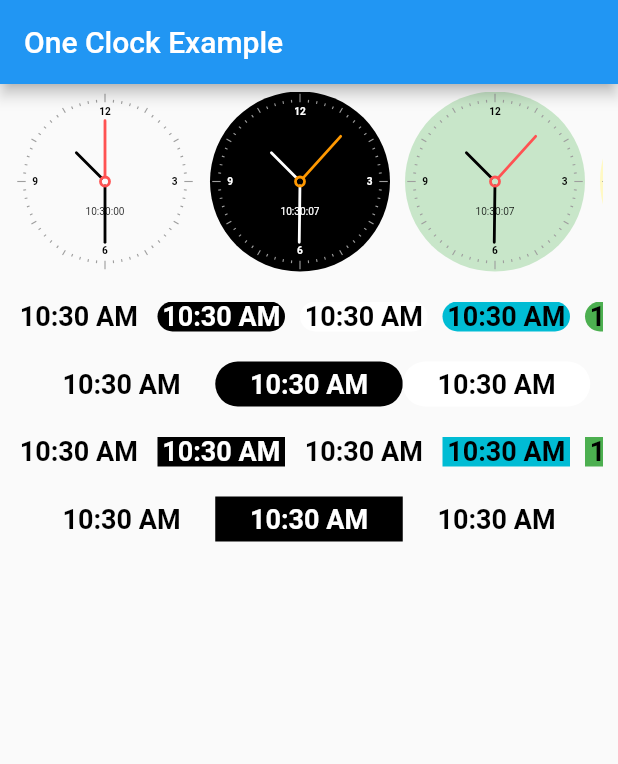
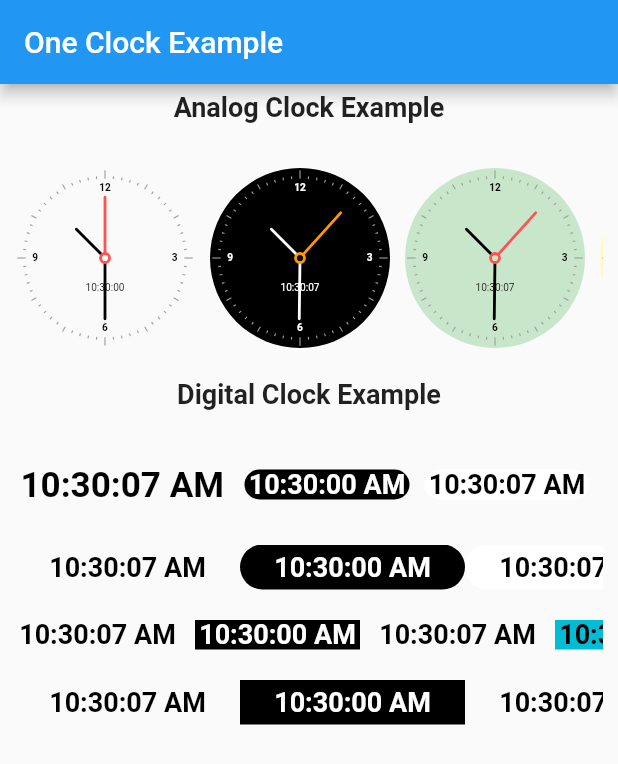
Before and after one commit to AurangzebHusain/one_clock, a Flutter app: the screen it shows after launch, on a phone screen of 412 x 824 dp. Shown: the top 764 px of the screen. Run offline on Flutter 3.47's test engine with Material 2 defaults, Android fonts, the phone set to English and light mode, and no system bars.

Commit message:
updated live option in digital clock as well as added option to show seconds

```diff
--- a/example/lib/main.dart
+++ b/example/lib/main.dart
@@ -45,6 +45,13 @@ class _MyHomePageState extends State<MyHomePage> {
             mainAxisSize: MainAxisSize.min,
             crossAxisAlignment: CrossAxisAlignment.center,
             children: <Widget>[
+              const Text(
+                "Analog Clock Example",
+                style: TextStyle(fontSize: 18, fontWeight: FontWeight.w600),
+              ),
+              SizedBox(
+                height: 30,
+              ),
               SingleChildScrollView(
                 // padding: EdgeInsets.all(7),
                 scrollDirection: Axis.horizontal,
@@ -96,11 +103,29 @@ class _MyHomePageState extends State<MyHomePage> {
                       decoration: BoxDecoration(color: Colors.cyan[100], shape: BoxShape.circle),
                       datetime: DateTime.now(),
                     ),
+                    const SizedBox(
+                      width: 10,
+                    ),
+                    AnalogClock(
+                      width: 120,
+                      height: 120,
+                      isLive: true,
+                      showDigitalClock: false,
+                      decoration: BoxDecoration(color: Colors.red[100], shape: BoxShape.circle),
+                      datetime: DateTime.now(),
+                    ),
                   ],
                 ),
               ),
               const SizedBox(
                 height: 20,
+              ),
+              const Text(
+                "Digital Clock Example",
+                style: TextStyle(fontSize: 18, fontWeight: FontWeight.w600),
+              ),
+              SizedBox(
+                height: 30,
               ),
               SingleChildScrollView(
                 scrollDirection: Axis.horizontal,
@@ -108,7 +133,9 @@ class _MyHomePageState extends State<MyHomePage> {
                   mainAxisSize: MainAxisSize.min,
                   children: [
                     DigitalClock(
+                      showSeconds: true,
                       datetime: DateTime.now(),
+                      textScaleFactor: 1.3,
                       isLive: true,
                     ),
                     const SizedBox(
@@ -129,6 +156,8 @@ class _MyHomePageState extends State<MyHomePage> {
                     ),
                     DigitalClock(
                       datetime: DateTime.now(),
+                      textScaleFactor: 2,
+                      showSeconds: false,
                       isLive: true,
                       decoration: const BoxDecoration(color: Colors.cyan, shape: BoxShape.rectangle, borderRadius: BorderRadius.all(Radius.circular(15))),
                     ),
@@ -258,7 +287,7 @@ class _MyHomePageState extends State<MyHomePage> {
                     )
                   ],
                 ),
-              )
+              ),
             ],
           ),
         ),
--- a/lib/src/ClockPainter.dart
+++ b/lib/src/ClockPainter.dart
@@ -205,7 +205,7 @@ class DigitalClockPainter extends CustomPainter {
   }
 
   void _paintDigitalClock(Canvas canvas, Size size, double scaleFactor) {
-    String textToBeDisplayed = INTL.DateFormat('h:mm a').format(datetime);
+    String textToBeDisplayed = showSeconds ? INTL.DateFormat('h:mm:ss a').format(datetime) : INTL.DateFormat('h:mm a').format(datetime);
     TextSpan digitalClockSpan = TextSpan(style: textStyle ?? TextStyle(color: digitalClockTextColor, fontSize: 18 * scaleFactor * textScaleFactor, fontWeight: FontWeight.bold), text: textToBeDisplayed);
     TextPainter digitalClockTP = TextPainter(text: digitalClockSpan, textAlign: TextAlign.center, textDirection: TextDirection.ltr);
     digitalClockTP.layout();
--- a/lib/src/DigitalClock.dart
+++ b/lib/src/DigitalClock.dart
@@ -59,7 +59,7 @@ class _DigitalClockState extends State<DigitalClock> {
       decoration: widget.decoration,
       padding: widget.padding,
       child: Container(
-          constraints: BoxConstraints(minWidth: 85.0, minHeight: 20.0),
+          constraints: BoxConstraints(minWidth: widget.showSeconds ? 110 * widget.textScaleFactor : 85.0 * widget.textScaleFactor, minHeight: 20.0 * widget.textScaleFactor),
           child: CustomPaint(
             painter: DigitalClockPainter(showSeconds: widget.showSeconds, datetime: datetime, digitalClockTextColor: widget.digitalClockTextColor, textScaleFactor: widget.textScaleFactor),
           )),
```
